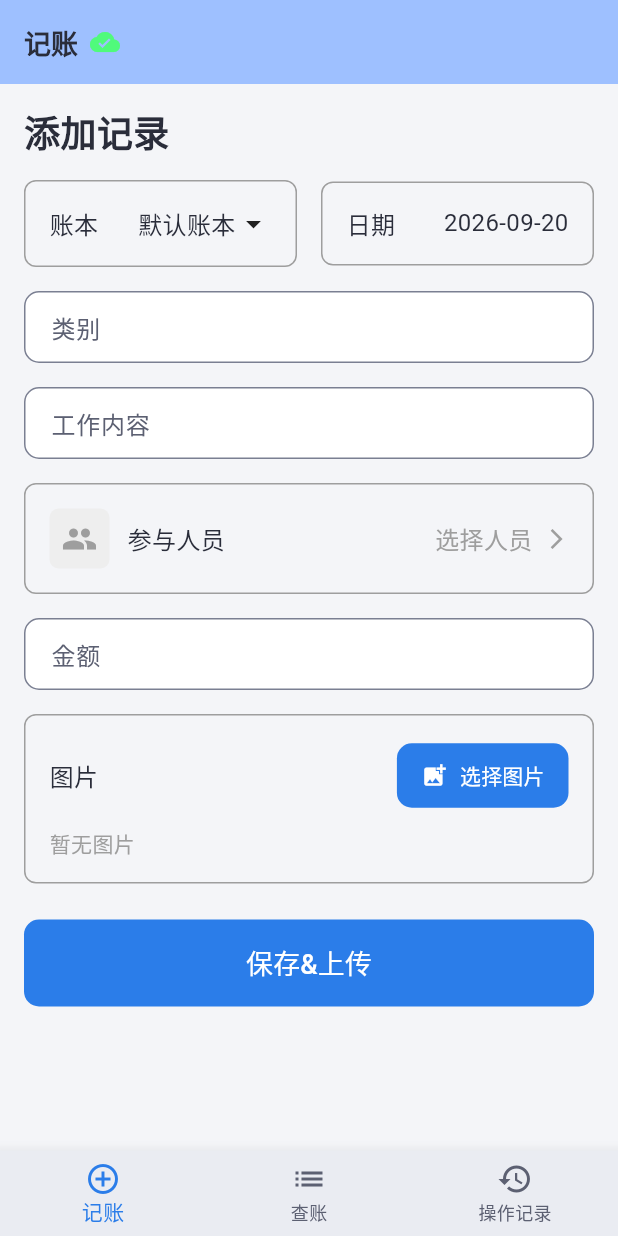
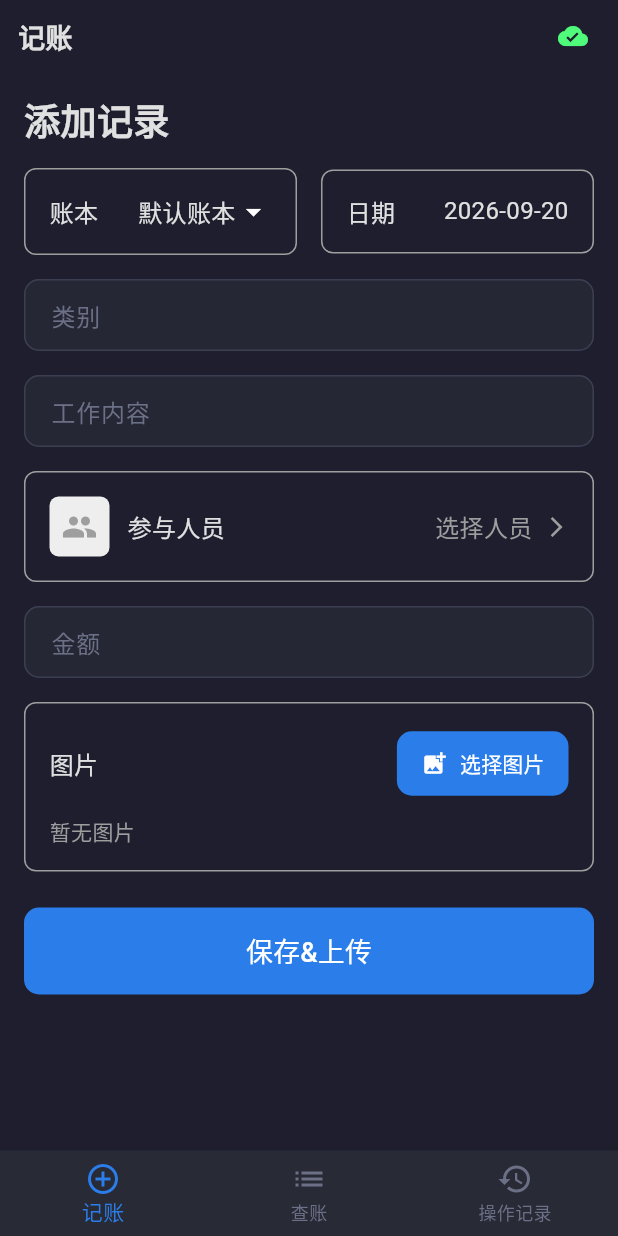
Before and after one commit to NeuroMatrix-Lab/tally, a Flutter app: the screen it shows after launch, after a tap on the "cloud done" icon, on a phone screen of 412 x 824 dp. Run offline on Flutter 3.47's test engine with Material 3 defaults, Android fonts, the phone set to English and light mode, and no system bars; our stand-ins replace flutter_image_compress, image_picker, share_plus, shared_preferences, sqflite, sqflite_common_ffi; missing offline and left inert: excel, mysql1, window_manager; accounts and stored records are empty.

Commit message:
feat: immersive desktop title bar + Action artifact builds (no release)

```diff
--- a/lib/main.dart
+++ b/lib/main.dart
@@ -14,6 +14,7 @@ import 'pages/recycle_bin_page.dart';
 import 'pages/account_check_page.dart';
 import 'services/api_service.dart';
 import 'theme/app_theme.dart';
+import 'window/immersive_window.dart';
 
 void main() async {
   WidgetsFlutterBinding.ensureInitialized();
@@ -22,6 +23,8 @@ void main() async {
   if (Platform.isWindows || Platform.isLinux || Platform.isMacOS) {
     sqfliteFfiInit();
     databaseFactory = databaseFactoryFfi;
+    // 隐藏系统标题栏，使用 Flutter 自绘沉浸顶栏
+    await setupDesktopWindow();
   }
 
   await SystemChrome.setPreferredOrientations([
@@ -32,6 +35,13 @@ void main() async {
   await SystemChrome.setEnabledSystemUIMode(SystemUiMode.edgeToEdge);
 
   runApp(const MyApp());
+
+  if (Platform.isWindows || Platform.isLinux || Platform.isMacOS) {
+    try {
+      await windowManager.show();
+      await windowManager.focus();
+    } catch (_) {}
+  }
 }
 
 class MyApp extends StatelessWidget {
@@ -44,22 +54,22 @@ class MyApp extends StatelessWidget {
       debugShowCheckedModeBanner: false,
       theme: AppTheme.light,
       darkTheme: AppTheme.dark,
-      // 这套配色以深色为主，默认跟随系统；也可改成 ThemeMode.dark 强制深色
-      themeMode: ThemeMode.system,
+      themeMode: ThemeMode.dark,
       builder: (context, child) {
         final media = MediaQuery.of(context);
         final scale = Platform.isWindows
             ? const TextScaler.linear(1.0)
             : media.textScaler;
+        final content = DefaultTextStyle(
+          style: DefaultTextStyle.of(context).style.copyWith(
+                decoration: TextDecoration.none,
+                decorationColor: Colors.transparent,
+              ),
+          child: wrapWithImmersiveChrome(child!),
+        );
         return MediaQuery(
           data: media.copyWith(textScaler: scale),
-          child: DefaultTextStyle(
-            style: DefaultTextStyle.of(context).style.copyWith(
-                  decoration: TextDecoration.none,
-                  decorationColor: Colors.transparent,
-                ),
-            child: child!,
-          ),
+          child: content,
         );
       },
       home: const HomePage(),
@@ -119,15 +129,44 @@ class _HomePageState extends State<HomePage> {
     _loadRecords();
     _loadStaffList();
     _initSync();
+    WidgetsBinding.instance.addPostFrameCallback((_) => _updateChrome());
+  }
+
+  void _updateChrome() {
+    appChrome.update(
+      title: _pageTitles[_currentIndex],
+      actions: [
+        Padding(
+          padding: const EdgeInsets.only(right: 8),
+          child: _isSyncing
+              ? const SizedBox(
+                  width: 16,
+                  height: 16,
+                  child: CircularProgressIndicator(strokeWidth: 2),
+                )
+              : GestureDetector(
+                  onTap: _syncFromServer,
+                  child: Icon(
+                    _isServerConnected ? Icons.cloud_done : Icons.cloud_off,
+                    size: 20,
+                    color: _isServerConnected
+                        ? AppColors.success
+                        : AppColors.error,
+                  ),
+                ),
+        ),
+      ],
+    );
   }
 
   Future<void> _initSync() async {
     // 连接状态变化
-    ApiService.syncStream.listen((shouldSync) {
+      ApiService.syncStream.listen((shouldSync) {
       if (mounted) {
         setState(() {
           _isServerConnected = shouldSync;
         });
+        _updateChrome();
         if (shouldSync) {
           _loadRecords();
           _loadStaffList();
@@ -181,6 +220,7 @@ class _HomePageState extends State<HomePage> {
     setState(() {
       _isSyncing = true;
     });
+    _updateChrome();
 
     try {
       // 使用增量同步
@@ -203,6 +243,7 @@ class _HomePageState extends State<HomePage> {
           _isSyncing = false;
           _isServerConnected = true;
         });
+        _updateChrome();
         _saveRecords();
       }
     } catch (e) {
@@ -212,6 +253,7 @@ class _HomePageState extends State<HomePage> {
           _isSyncing = false;
           _isServerConnected = false;
         });
+        _updateChrome();
       }
     }
   }
@@ -443,39 +485,13 @@ class _HomePageState extends State<HomePage> {
   @override
   Widget build(BuildContext context) {
     return Scaffold(
-      appBar: AppBar(
-        backgroundColor: Theme.of(context).colorScheme.inversePrimary,
-        title: Row(
-          children: [
-            Text(_pageTitles[_currentIndex]),
-            const SizedBox(width: 8),
-            if (_isSyncing)
-              const SizedBox(
-                width: 16,
-                height: 16,
-                child: CircularProgressIndicator(
-                  strokeWidth: 2,
-                  color: Colors.white,
-                ),
-              )
-            else
-              GestureDetector(
-                onTap: _syncFromServer,
-                child: Icon(
-                  _isServerConnected ? Icons.cloud_done : Icons.cloud_off,
-                  size: 20,
-                  color: _isServerConnected ? AppColors.success : AppColors.error,
-                ),
-              ),
-          ],
-        ),
-      ),
       body: PageView(
         controller: _pageController,
         onPageChanged: (index) {
           setState(() {
             _currentIndex = index;
           });
+          _updateChrome();
         },
         children: [
           RepaintBoundary(
@@ -542,6 +558,7 @@ class _HomePageState extends State<HomePage> {
           setState(() {
             _currentIndex = index;
           });
+          _updateChrome();
           _pageController.animateToPage(
             index,
             duration: const Duration(milliseconds: 300),
--- a/lib/theme/app_theme.dart
+++ b/lib/theme/app_theme.dart
@@ -165,7 +165,8 @@ class AppTheme {
       highlightColor: isDark ? AppColors.bgHighlight : AppColors.blue.withValues(alpha: 0.12),
       splashColor: AppColors.blue.withValues(alpha: 0.18),
       appBarTheme: AppBarTheme(
-        backgroundColor: scheme.surfaceContainer,
+        // 与 scaffold / 系统标题栏同色，顶栏连成一片
+        backgroundColor: scheme.surface,
         foregroundColor: scheme.onSurface,
         elevation: 0,
         scrolledUnderElevation: 0,
--- /dev/null
+++ b/lib/window/immersive_window.dart
@@ -0,0 +1,317 @@
+import 'dart:io';
+
+import 'package:flutter/material.dart';
+import 'package:window_manager/window_manager.dart';
+
+export 'package:window_manager/window_manager.dart' show windowManager;
+
+/// Windows 沉浸式窗口：隐藏系统标题栏后的高度。
+const double kImmersiveTitleBarHeight = 42;
+
+/// 顶栏内容，供各页面在无 AppBar 时填充标题/操作。
+class ChromeModel extends ChangeNotifier {
+  String title = 'Tally';
+  Widget? leading;
+  final List<Widget> actions = [];
+
+  void update({
+    String? title,
+    Widget? leading,
+    List<Widget>? actions,
+  }) {
+    var changed = false;
+    if (title != null && title != this.title) {
+      this.title = title;
+      changed = true;
+    }
+    if (leading != this.leading) {
+      this.leading = leading;
+      changed = true;
+    }
+    if (actions != null) {
+      this.actions
+        ..clear()
+        ..addAll(actions);
+      changed = true;
+    }
+    if (changed) {
+      notifyListeners();
+    }
+  }
+
+  void clear({String title = 'Tally'}) {
+    this.title = title;
+    leading = null;
+    actions.clear();
+    notifyListeners();
+  }
+}
+
+final ChromeModel appChrome = ChromeModel();
+
+/// 桌面端初始化：隐藏系统标题栏，窗口底色对齐 Tally 深色。
+Future<void> setupDesktopWindow() async {
+  if (!Platform.isWindows && !Platform.isMacOS && !Platform.isLinux) {
+    return;
+  }
+
+  await windowManager.ensureInitialized();
+
+  const options = WindowOptions(
+    size: Size(1280, 720),
+    center: true,
+    backgroundColor: Color(0xFF1E1E2E),
+    titleBarStyle: TitleBarStyle.hidden,
+    skipTaskbar: false,
+  );
+
+  await windowManager.waitUntilReadyToShow(options, null);
+  await windowManager.setBackgroundColor(const Color(0xFF1E1E2E));
+  await windowManager.setTitle('Tally');
+  await windowManager.setMinimumSize(const Size(900, 600));
+}
+
+/// 自绘顶栏：整条可拖拽，右侧最小化/最大化/关闭。
+class ImmersiveTitleBar extends StatefulWidget {
+  const ImmersiveTitleBar({super.key});
+
+  @override
+  State<ImmersiveTitleBar> createState() => _ImmersiveTitleBarState();
+}
+
+class _ImmersiveTitleBarState extends State<ImmersiveTitleBar> with WindowListener {
+  bool _maximized = false;
+
+  @override
+  void initState() {
+    super.initState();
+    if (Platform.isWindows || Platform.isMacOS || Platform.isLinux) {
+      windowManager.addListener(this);
+      _syncMaximized();
+    }
+  }
+
+  @override
+  void dispose() {
+    if (Platform.isWindows || Platform.isMacOS || Platform.isLinux) {
+      windowManager.removeListener(this);
+    }
+    super.dispose();
+  }
+
+  @override
+  void onWindowMaximize() => _syncMaximized();
+
+  @override
+  void onWindowUnmaximize() => _syncMaximized();
+
+  @override
+  void onWindowRestore() => _syncMaximized();
+
+  Future<void> _syncMaximized() async {
+    try {
+      final v = await windowManager.isMaximized();
+      if (mounted && v != _maximized) {
+        setState(() => _maximized = v);
+      }
+    } catch (_) {}
+  }
+
+  Future<void> _toggleMaximize() async {
+    if (await windowManager.isMaximized()) {
+      await windowManager.unmaximize();
+    } else {
+      await windowManager.maximize();
+    }
+    await _syncMaximized();
+  }
+
+  @override
+  Widget build(BuildContext context) {
+    if (!Platform.isWindows && !Platform.isMacOS && !Platform.isLinux) {
+      return const SizedBox.shrink();
+    }
+
+    final scheme = Theme.of(context).colorScheme;
+
+    return ListenableBuilder(
+      listenable: appChrome,
+      builder: (context, _) {
+        return GestureDetector(
+          behavior: HitTestBehavior.opaque,
+          onPanStart: (_) {
+            windowManager.startDragging();
+          },
+          onDoubleTap: _toggleMaximize,
+          child: Material(
+            color: scheme.surface,
+            child: SizedBox(
+              height: kImmersiveTitleBarHeight,
+              child: Row(
+                children: [
+                  if (appChrome.leading != null)
+                    appChrome.leading!
+                  else
+                    const SizedBox(width: 12),
+                  const SizedBox(width: 4),
+                  Expanded(
+                    child: Text(
+                      appChrome.title,
+                      maxLines: 1,
+                      overflow: TextOverflow.ellipsis,
+                      style: TextStyle(
+                        color: scheme.onSurface,
+                        fontSize: 13,
+                        fontWeight: FontWeight.w500,
+                      ),
+                    ),
+                  ),
+                  ...appChrome.actions,
+                  const SizedBox(width: 4),
+                  _CaptionButton(
+                    tooltip: '最小化',
+                    icon: Icons.remove_rounded,
+                    onTap: () => windowManager.minimize(),
+                  ),
+                  _CaptionButton(
+                    tooltip: _maximized ? '还原' : '最大化',
+                    icon: _maximized
+                        ? Icons.filter_none_rounded
+                        : Icons.crop_square_rounded,
+                    onTap: _toggleMaximize,
+                  ),
+                  _CaptionButton(
+                    tooltip: '关闭',
+                    icon: Icons.close_rounded,
+                    hoverColor: const Color(0xFFE81123),
+                    onTap: () => windowManager.close(),
+                  ),
+                ],
+              ),
+            ),
+          ),
+        );
+      },
+    );
+  }
+}
+
+class _CaptionButton extends StatefulWidget {
+  const _CaptionButton({
+    required this.icon,
+    required this.onTap,
+    this.tooltip,
+    this.hoverColor,
+  });
+
+  final IconData icon;
+  final VoidCallback onTap;
+  final String? tooltip;
+  final Color? hoverColor;
+
+  @override
+  State<_CaptionButton> createState() => _CaptionButtonState();
+}
+
+class _CaptionButtonState extends State<_CaptionButton> {
+  bool _hover = false;
+
+  @override
+  Widget build(BuildContext context) {
+    final scheme = Theme.of(context).colorScheme;
+    final hover = widget.hoverColor ?? scheme.onSurface.withValues(alpha: 0.08);
+    final iconColor = _hover && widget.hoverColor != null
+        ? Colors.white
+        : scheme.onSurface.withValues(alpha: 0.85);
+
+    final btn = MouseRegion(
+      cursor: SystemMouseCursors.click,
+      onEnter: (_) => setState(() => _hover = true),
+      onExit: (_) => setState(() => _hover = false),
+      child: GestureDetector(
+        onTap: widget.onTap,
+        child: AnimatedContainer(
+          duration: const Duration(milliseconds: 120),
+          width: 46,
+          height: kImmersiveTitleBarHeight,
+          color: _hover ? hover : Colors.transparent,
+          child: Icon(widget.icon, size: 16, color: iconColor),
+        ),
+      ),
+    );
+
+    if (widget.tooltip == null) return btn;
+    return Tooltip(message: widget.tooltip!, child: btn);
+  }
+}
+
+/// 手机端头部：只放标题 + 同步图标，不带窗口按钮，不依赖系统标题栏。
+class ChromeHeader extends StatelessWidget {
+  const ChromeHeader({super.key});
+
+  @override
+  Widget build(BuildContext context) {
+    // 桌面由 ImmersiveTitleBar 负责
+    if (Platform.isWindows || Platform.isMacOS || Platform.isLinux) {
+      return const SizedBox.shrink();
+    }
+
+    final scheme = Theme.of(context).colorScheme;
+    return Material(
+      color: scheme.surface,
+      child: SafeArea(
+        bottom: false,
+        child: SizedBox(
+          height: 48,
+          child: ListenableBuilder(
+            listenable: appChrome,
+            builder: (context, _) {
+              return Padding(
+                padding: const EdgeInsets.symmetric(horizontal: 12),
+                child: Row(
+                  children: [
+                    if (appChrome.leading != null) appChrome.leading!,
+                    if (appChrome.leading != null) const SizedBox(width: 4),
+                    Expanded(
+                      child: Text(
+                        appChrome.title,
+                        maxLines: 1,
+                        overflow: TextOverflow.ellipsis,
+                        style: TextStyle(
+                          color: scheme.onSurface,
+                          fontSize: 18,
+                          fontWeight: FontWeight.w600,
+                        ),
+                      ),
+                    ),
+                    ...appChrome.actions,
+                  ],
+                ),
+              );
+            },
+          ),
+        ),
+      ),
+    );
+  }
+}
+
+/// 非 Windows 等桌面端时，用普通高度占位，避免布局跳动。
+Widget wrapWithImmersiveChrome(Widget child) {
+  if (Platform.isWindows || Platform.isMacOS || Platform.isLinux) {
+    return Column(
+      children: [
+        const ImmersiveTitleBar(),
+        Expanded(child: child),
+      ],
+    );
+  }
+
+  // 手机：无系统顶栏需求，但标题和同步图标要可见
+  return Column(
+    children: [
+      const ChromeHeader(),
+      Expanded(child: child),
+    ],
+  );
+}
--- a/pubspec.yaml
+++ b/pubspec.yaml
@@ -24,6 +24,7 @@ dependencies:
   sqflite: ^2.4.2+1
   sqflite_common_ffi: ^2.3.4+4
   path: ^1.9.0
+  window_manager: ^0.5.2
 
 dev_dependencies:
   flutter_test:
```
Also changed, not shown: pubspec.lock, 7 other files.
